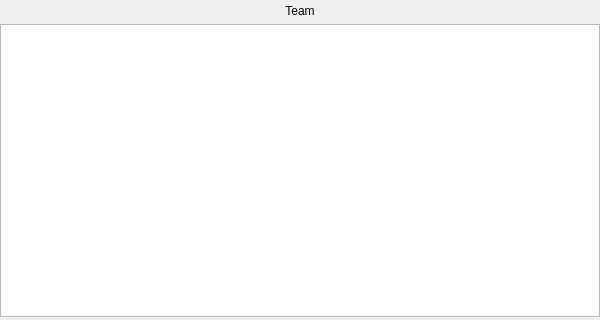
Before: the Qt Designer form src/home/football/Team.ui in heimdallr/football, drawn with Qt 5; both pictures show x 0 to 600 and y 0 to 320 of the 600 by 642 pixel window.
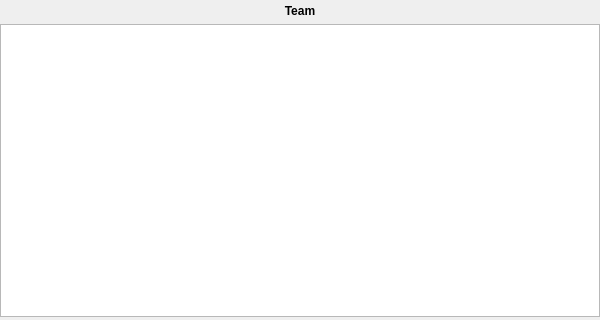
After: the same form once the commit is applied.

What changed in the file:
```diff
--- a/src/home/football/Team.ui
+++ b/src/home/football/Team.ui
@@ -28,6 +28,11 @@
    </property>
    <item>
     <widget class="QLabel" name="teamName">
+     <property name="font">
+      <font>
+       <bold>true</bold>
+      </font>
+     </property>
      <property name="text">
       <string>Team</string>
      </property>
```
